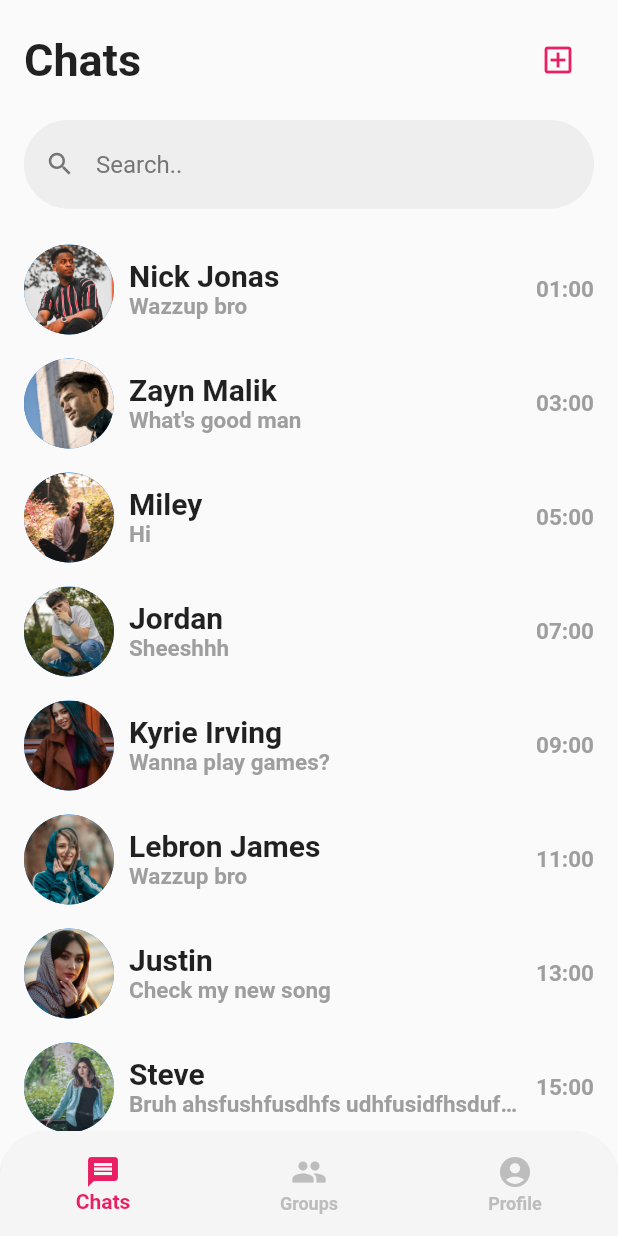
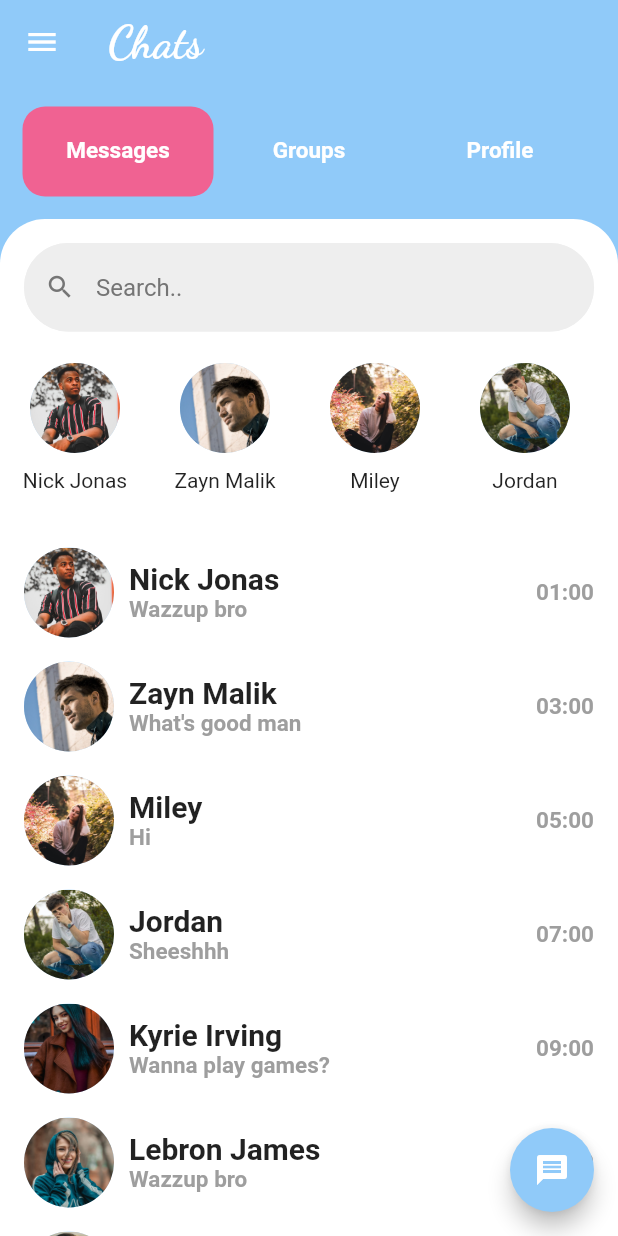
Before and after one commit to trongduc1509/chatapp, a Flutter app: the screen it shows after launch, on a phone screen of 412 x 824 dp. Run offline on Flutter 3.47's test engine with Material 2 defaults, Android fonts, the phone set to English and light mode, and no system bars; our stand-ins replace firebase_core, google_fonts; accounts and stored records are empty.

Commit message:
new home-page ui

```diff
--- /dev/null
+++ b/lib/components/component.dart
@@ -0,0 +1,2 @@
+export './chat_item.dart';
+export './recent_chat_item.dart';
--- /dev/null
+++ b/lib/components/recent_chat_item.dart
@@ -0,0 +1,32 @@
+import 'package:flutter/material.dart';
+
+class RecentChatItem extends StatelessWidget {
+  const RecentChatItem({Key? key, required this.image, required this.name})
+      : super(key: key);
+  final String image;
+  final String name;
+
+  @override
+  Widget build(BuildContext context) {
+    return Container(
+      width: 100,
+      height: 150,
+      padding: const EdgeInsets.symmetric(horizontal: 10, vertical: 5),
+      child: Column(children: [
+        CircleAvatar(
+          backgroundImage: AssetImage(image),
+          maxRadius: 30,
+        ),
+        const SizedBox(
+          height: 10,
+        ),
+        Text(
+          name,
+          maxLines: 2,
+          overflow: TextOverflow.ellipsis,
+          textAlign: TextAlign.center,
+        ),
+      ]),
+    );
+  }
+}
--- /dev/null
+++ b/lib/constants/app_theme.dart
@@ -0,0 +1,17 @@
+import 'package:flutter/material.dart';
+import 'package:google_fonts/google_fonts.dart';
+
+class AppTheme {
+  AppTheme._();
+
+  static final TextStyle appTitle =
+      GoogleFonts.dancingScript(fontSize: 30, fontWeight: FontWeight.bold);
+
+  static final TextStyle tabItems = GoogleFonts.roboto(
+      fontSize: 15, fontWeight: FontWeight.bold, color: Colors.white);
+
+  static final OutlineInputBorder outlineInputBorder = OutlineInputBorder(
+    borderRadius: BorderRadius.circular(30.0),
+    borderSide: BorderSide(color: Colors.grey.shade200),
+  );
+}
--- /dev/null
+++ b/lib/constants/constant_item.dart
@@ -0,0 +1,3 @@
+export './app_theme.dart';
+export './tab_item.dart';
+export './homepage_tabbar.dart';
--- /dev/null
+++ b/lib/constants/homepage_tabbar.dart
@@ -0,0 +1,31 @@
+import 'package:flutter/material.dart';
+import './constant_item.dart';
+
+class HomePageTabBar extends StatelessWidget {
+  const HomePageTabBar({
+    Key? key,
+    required this.tabController,
+  }) : super(key: key);
+
+  final TabController? tabController;
+  static final List<String> tabItems = ['Messages', 'Groups', 'Profile'];
+
+  @override
+  Widget build(BuildContext context) {
+    return Container(
+      margin: const EdgeInsets.symmetric(vertical: 5, horizontal: 10),
+      padding: const EdgeInsets.symmetric(vertical: 10, horizontal: 5),
+      height: 80,
+      color: Theme.of(context).primaryColor,
+      child: TabBar(
+        indicator: ShapeDecoration(
+            color: Colors.pink.shade300,
+            shape: RoundedRectangleBorder(
+              borderRadius: BorderRadius.circular(15),
+            )),
+        controller: tabController,
+        tabs: tabItems.map((e) => TabBarItem(name: e)).toList(),
+      ),
+    );
+  }
+}
--- /dev/null
+++ b/lib/constants/tab_item.dart
@@ -0,0 +1,14 @@
+import 'package:chatapp/constants/constant_item.dart';
+import 'package:flutter/material.dart';
+
+class TabBarItem extends StatelessWidget {
+  const TabBarItem({Key? key, required this.name}) : super(key: key);
+
+  final String name;
+
+  @override
+  Widget build(BuildContext context) => Text(
+        name,
+        style: AppTheme.tabItems,
+      );
+}
--- a/lib/main.dart
+++ b/lib/main.dart
@@ -1,6 +1,7 @@
+import 'package:chatapp/screens/home_page.dart';
 import 'package:flutter/material.dart';
 import 'package:firebase_core/firebase_core.dart';
-import 'screens/home_screen.dart';
+import 'screens/screen.dart';
 
 void main() async {
   WidgetsFlutterBinding.ensureInitialized();
@@ -18,9 +19,9 @@ class MyApp extends StatelessWidget {
       debugShowCheckedModeBanner: false,
       title: 'TronD Chat',
       theme: ThemeData(
-        primarySwatch: Colors.blue,
+        primaryColor: Theme.of(context).backgroundColor,
       ),
-      home: const HomeScreen(title: 'Chat App'),
+      home: const HomePage(),
     );
   }
 }
--- /dev/null
+++ b/lib/screens/home_page.dart
@@ -0,0 +1,169 @@
+import 'package:chatapp/components/component.dart';
+import 'package:chatapp/constants/constant_item.dart';
+import 'package:flutter/material.dart';
+
+import '../models/chat_user.dart';
+
+class HomePage extends StatefulWidget {
+  const HomePage({Key? key}) : super(key: key);
+
+  @override
+  State<HomePage> createState() => _HomePageState();
+}
+
+class _HomePageState extends State<HomePage> with TickerProviderStateMixin {
+  TabController? tabController;
+  final List<String> tabItems = ['Messages', 'Groups', 'Profile'];
+
+  List<ChatUser> tempList = [
+    ChatUser(
+        avatar: 'assets/images/userImage1.jpeg',
+        name: 'Nick Jonas',
+        content: 'Wazzup bro',
+        time: '01:00'),
+    ChatUser(
+        avatar: 'assets/images/userImage2.jpeg',
+        name: 'Zayn Malik',
+        content: "What's good man",
+        time: '03:00'),
+    ChatUser(
+        avatar: 'assets/images/userImage3.jpeg',
+        name: 'Miley',
+        content: 'Hi',
+        time: '05:00'),
+    ChatUser(
+        avatar: 'assets/images/userImage4.jpeg',
+        name: 'Jordan',
+        content: 'Sheeshhh',
+        time: '07:00'),
+    ChatUser(
+        avatar: 'assets/images/userImage5.jpeg',
+        name: 'Kyrie Irving',
+        content: 'Wanna play games?',
+        time: '09:00'),
+    ChatUser(
+        avatar: 'assets/images/userImage6.jpeg',
+        name: 'Lebron James',
+        content: 'Wazzup bro',
+        time: '11:00'),
+    ChatUser(
+        avatar: 'assets/images/userImage7.jpeg',
+        name: 'Justin',
+        content: 'Check my new song',
+        time: '13:00'),
+    ChatUser(
+        avatar: 'assets/images/userImage8.jpeg',
+        name: 'Steve',
+        content: 'Bruh ahsfushfusdhfs udhfusidfhsdufhsd iufhisduh',
+        time: '15:00'),
+  ];
+
+  @override
+  void initState() {
+    super.initState();
+    tabController = TabController(length: 3, vsync: this);
+  }
+
+  @override
+  Widget build(BuildContext context) {
+    return Scaffold(
+      backgroundColor: Theme.of(context).primaryColor,
+      appBar: AppBar(
+        backgroundColor: Theme.of(context).backgroundColor,
+        elevation: 0.0,
+        leading: IconButton(
+          icon: const Icon(Icons.menu),
+          onPressed: () {},
+        ),
+        title: Text('Chats', style: AppTheme.appTitle),
+      ),
+      body: Column(
+        children: [
+          HomePageTabBar(tabController: tabController),
+          Expanded(
+            child: Container(
+              decoration: const BoxDecoration(
+                color: Colors.white,
+                borderRadius: BorderRadius.only(
+                    topLeft: Radius.circular(30),
+                    topRight: Radius.circular(30)),
+              ),
+              child: TabBarView(
+                controller: tabController,
+                children: [
+                  Center(
+                    child: Column(
+                      children: [
+                        Padding(
+                            padding: const EdgeInsets.all(16.0),
+                            child: TextField(
+                              decoration: InputDecoration(
+                                hintText: 'Search..',
+                                hintStyle: TextStyle(
+                                  color: Colors.grey.shade600,
+                                ),
+                                prefixIcon: Icon(
+                                  Icons.search,
+                                  size: 20.0,
+                                  color: Colors.grey.shade600,
+                                ),
+                                filled: true,
+                                fillColor: Colors.grey.shade200,
+                                enabledBorder: AppTheme.outlineInputBorder,
+                                focusedBorder: AppTheme.outlineInputBorder,
+                              ),
+                            )),
+                        SizedBox(
+                          height: 120,
+                          child: Column(
+                              mainAxisAlignment: MainAxisAlignment.center,
+                              children: [
+                                Expanded(
+                                  child: ListView.builder(
+                                    scrollDirection: Axis.horizontal,
+                                    itemCount: tempList.length,
+                                    shrinkWrap: true,
+                                    itemBuilder: ((context, index) =>
+                                        RecentChatItem(
+                                          image: tempList[index].avatar,
+                                          name: tempList[index].name,
+                                        )),
+                                  ),
+                                ),
+                              ]),
+                        ),
+                        Expanded(
+                          child: ListView.builder(
+                            itemCount: tempList.length,
+                            shrinkWrap: true,
+                            itemBuilder: (context, index) => ChatUserItem(
+                                image: tempList[index].avatar,
+                                name: tempList[index].name,
+                                content: tempList[index].content,
+                                time: tempList[index].time,
+                                isRead: (index % 2 == 0) ? true : false),
+                          ),
+                        )
+                      ],
+                    ),
+                  ),
+                  Center(
+                    child: Text('Groups'),
+                  ),
+                  Center(
+                    child: Text('Profile'),
+                  )
+                ],
+              ),
+            ),
+          ),
+        ],
+      ),
+      floatingActionButton: FloatingActionButton(
+        backgroundColor: Theme.of(context).backgroundColor,
+        onPressed: () {},
+        child: const Icon(Icons.message),
+      ),
+    );
+  }
+}
--- a/lib/screens/home_screen.dart
+++ b/lib/screens/home_screen.dart
@@ -62,20 +62,24 @@ class _HomeScreenState extends State<HomeScreen> {
         body: SafeArea(
           child:
               Column(crossAxisAlignment: CrossAxisAlignment.start, children: [
-            Padding(
+            Container(
+              color: Colors.grey.shade100.withOpacity(0.8),
+              child: Padding(
                 padding: const EdgeInsets.only(top: 16, right: 16, left: 16),
                 child: Row(
                   mainAxisAlignment: MainAxisAlignment.spaceBetween,
                   children: [
                     const Text(
                       'Chats',
-                    style: TextStyle(fontSize: 30, fontWeight: FontWeight.bold),
+                      style:
+                          TextStyle(fontSize: 30, fontWeight: FontWeight.bold),
                     ),
                     IconButton(
                         color: Colors.pink,
                         onPressed: () {},
                         icon: const Icon(Icons.add_box_outlined))
                   ],
+                ),
               ),
             ),
             Expanded(
@@ -127,7 +131,7 @@ class _HomeScreenState extends State<HomeScreen> {
             borderRadius: const BorderRadius.only(
                 topLeft: Radius.circular(30), topRight: Radius.circular(30)),
             child: BottomNavigationBar(
-              backgroundColor: Colors.grey.shade100,
+              backgroundColor: Colors.grey.shade100.withOpacity(0.8),
               selectedItemColor: Colors.pink,
               unselectedItemColor: Colors.grey.shade400,
               selectedLabelStyle: const TextStyle(
--- /dev/null
+++ b/lib/screens/screen.dart
@@ -0,0 +1,3 @@
+export './home_page.dart';
+export './home_screen.dart';
+export './loading_screen.dart';
--- a/pubspec.yaml
+++ b/pubspec.yaml
@@ -39,6 +39,7 @@ dependencies:
   firebase_storage: ^10.3.1
   firebase_core: ^1.19.1
   grouped_list: ^5.1.2
+  google_fonts: ^3.0.1
 
 dev_dependencies:
   flutter_test:
```
Also changed, not shown: pubspec.lock, 1 other file. Lines whose indentation alone changed are shown as unchanged.
